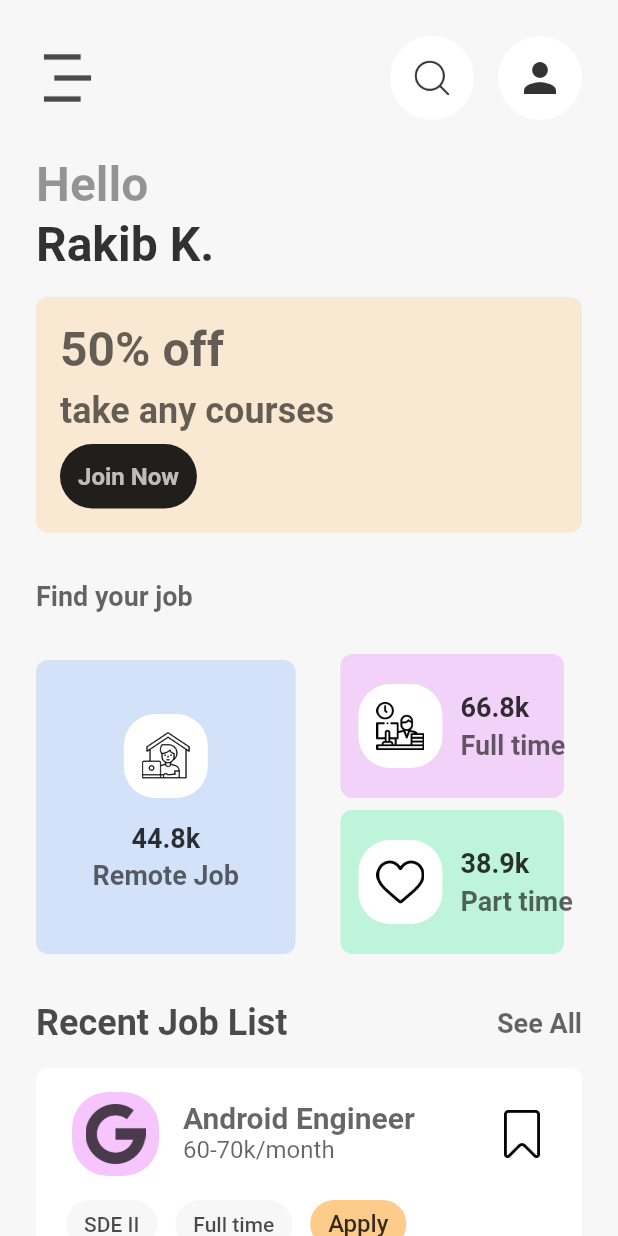
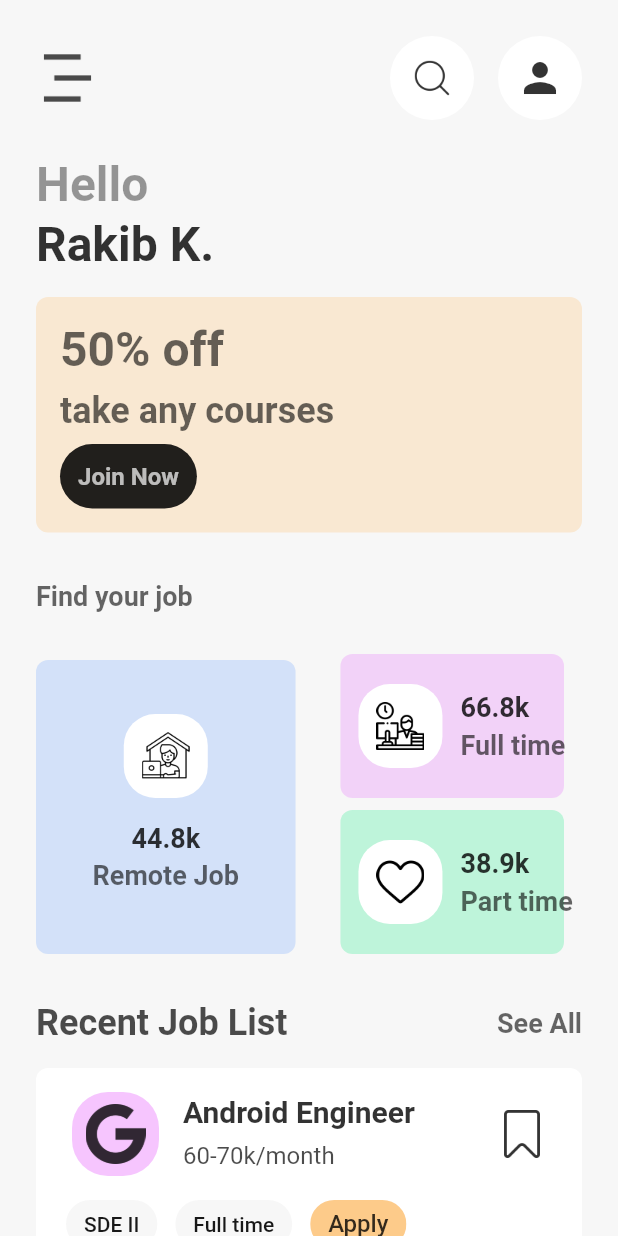
Before and after one commit to shakiz/job_finder_app, a Flutter app: the screen it shows after launch, on a phone screen of 412 x 824 dp. Run offline on Flutter 3.47's test engine with Material 2 defaults, Android fonts, the phone set to English and light mode, and no system bars.

Commit message:
tile updated

```diff
--- a/lib/pages/widgets/job_item_tile.dart
+++ b/lib/pages/widgets/job_item_tile.dart
@@ -39,26 +39,30 @@ class _JobItemTileState extends State<JobItemTile> {
                     widget.jobData.CompanyLogo,
                     height: 42,
                     width: 42,
-                    color: Colors.black87.withOpacity(0.7),
+                    color: Colors.black87.withOpacity(0.8),
                   )),
               title: Text(
                 widget.jobData.JobTitle,
                 style: TextStyle(
-                    color: Colors.black87.withOpacity(0.6),
+                    color: Colors.black87.withOpacity(0.8),
                     fontSize: 20,
                     fontWeight: FontWeight.bold),
               ),
-              subtitle: Text(
-                "${widget.jobData.SalaryRange}/month",
-                style: TextStyle(
-                  color: Colors.black87.withOpacity(0.6),
-                  fontSize: 16,
+              subtitle: Padding(
+                padding: const EdgeInsets.only(top: 8),
+                child: Text(
+                  "${widget.jobData.SalaryRange}/month",
+                  style: TextStyle(
+                    color: Colors.black87.withOpacity(0.7),
+                    fontSize: 16,
+                  ),
                 ),
               ),
               trailing: Image.asset(
                 "assets/icons/save.png",
                 height: 32,
                 width: 32,
+                color: Colors.black54.withOpacity(0.8),
               ),
             ),
             Row(
@@ -67,13 +71,13 @@ class _JobItemTileState extends State<JobItemTile> {
                 Chip(
                   label: Text(widget.jobData.JobPosition),
                   backgroundColor: Colors.grey.withOpacity(0.03),
-                  labelStyle: TextStyle(color: Colors.black54.withOpacity(0.7)),
+                  labelStyle: TextStyle(color: Colors.black87.withOpacity(0.9)),
                 ),
                 const SizedBox(width: 12,),
                 Chip(
                   label: Text(widget.jobData.JobType),
                   backgroundColor: Colors.grey.withOpacity(0.03),
-                  labelStyle: TextStyle(color: Colors.black54.withOpacity(0.7)),
+                  labelStyle: TextStyle(color: Colors.black54.withOpacity(0.9)),
                 ),
                 const SizedBox(width: 12,),
                 Align(
```
